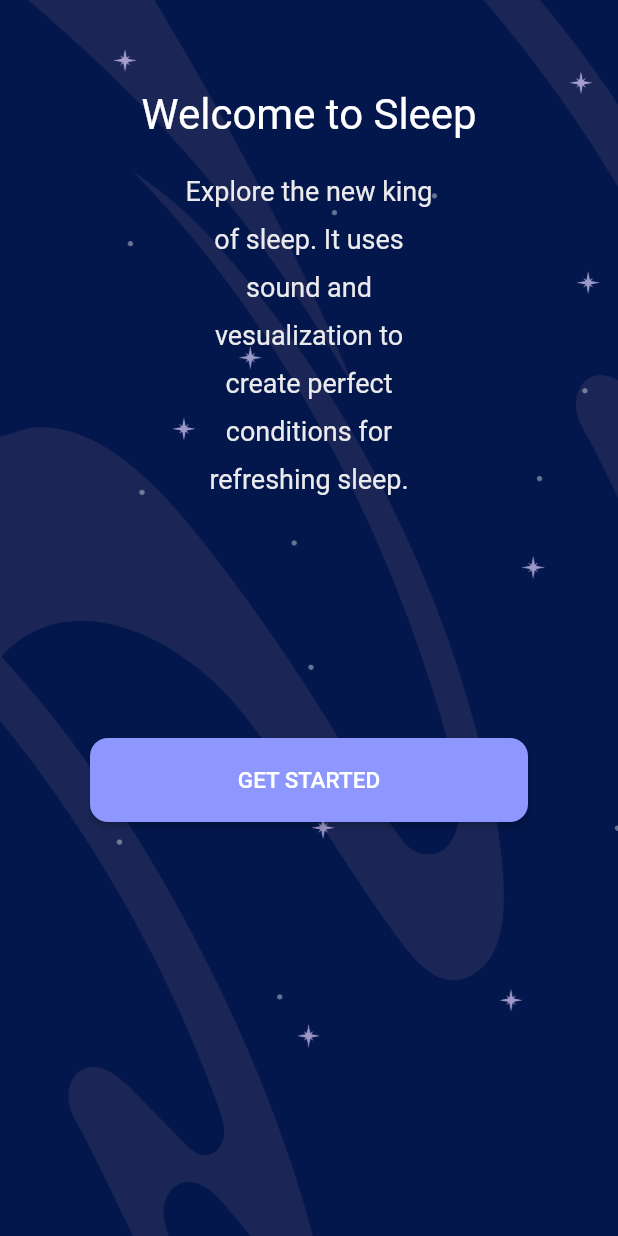
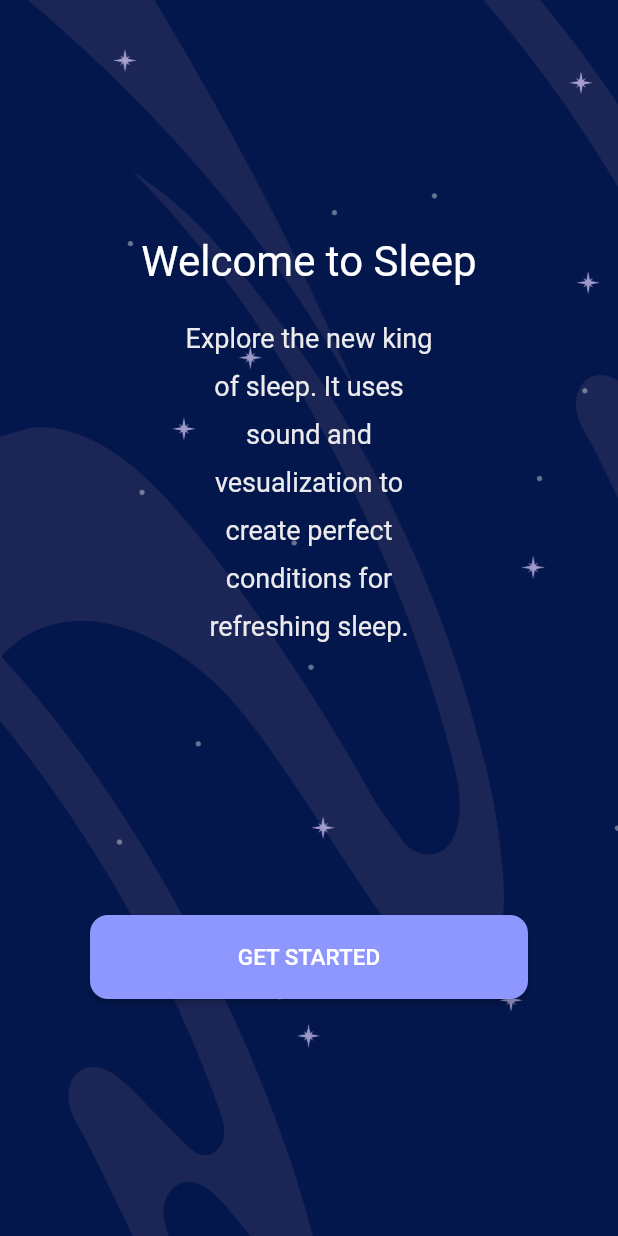
Before and after one commit to utrodus/flutter-sleep-app, a Flutter app: what welcomeTablet() shows on an empty page, opened directly with empty values, on a phone screen of 412 x 824 dp. Run offline on Flutter 3.47's test engine with Material 2 defaults, Android fonts, the phone set to English and light mode, and no system bars; our stand-ins replace flutter_iconly; network calls fail.

Commit message:
fix: convert stateful to stateles & fix center content

```diff
--- a/lib/src/view/welcome/welcome_tablet.dart
+++ b/lib/src/view/welcome/welcome_tablet.dart
@@ -9,20 +9,26 @@ Scaffold welcomeTablet(BuildContext context, double screenWidth) {
   return Scaffold(
       backgroundColor: kPrimaryColor,
       body: Container(
+        alignment: Alignment.center,
+        height: double.infinity,
         decoration: const BoxDecoration(
             image: DecorationImage(
           image: AssetImage("assets/image_bg_welcome.png"),
           alignment: Alignment.center,
           fit: BoxFit.cover,
         )),
-        child: ListView(
+        child: SingleChildScrollView(
           padding: const EdgeInsets.symmetric(vertical: 60),
+          child: Column(
+            crossAxisAlignment: CrossAxisAlignment.center,
+            mainAxisAlignment: MainAxisAlignment.center,
             children: [
               Center(
                 child: Text(
                   "Welcome to Sleep",
                   style: Theme.of(context).textTheme.headline2!.copyWith(
-                    fontSize: Responsive.isTabletLandscape(context) ? 30 : 28),
+                      fontSize:
+                          Responsive.isTabletLandscape(context) ? 30 : 28),
                 ),
               ),
               Padding(
@@ -35,7 +41,7 @@ Scaffold welcomeTablet(BuildContext context, double screenWidth) {
                     style: Theme.of(context).textTheme.bodyText1!.copyWith(
                           height: 1.8,
                           fontSize:
-                            Responsive.isTabletLandscape(context) ? 20 : 18,
+                              Responsive.isTabletLandscape(context) ? 24 : 18,
                         ),
                     textAlign: TextAlign.center,
                   ),
@@ -55,7 +61,7 @@ Scaffold welcomeTablet(BuildContext context, double screenWidth) {
                 ),
               ),
               const SizedBox(
-              height: 80,
+                height: 100,
               ),
               PrimaryBtn(
                 label: "GET STARTED",
@@ -68,5 +74,6 @@ Scaffold welcomeTablet(BuildContext context, double screenWidth) {
               )
             ],
           ),
+        ),
       ));
 }
```
Also changed, not shown: lib/src/view/welcome/welcome_screen.dart (+1 -6 lines). Lines whose indentation alone changed are shown as unchanged.
